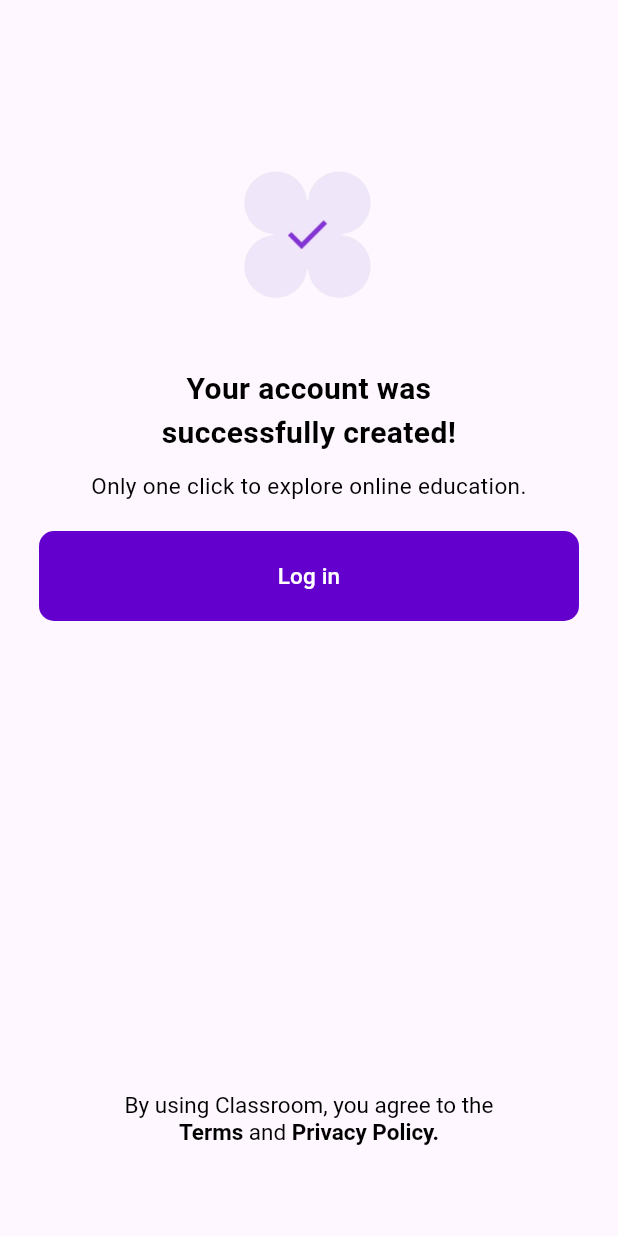
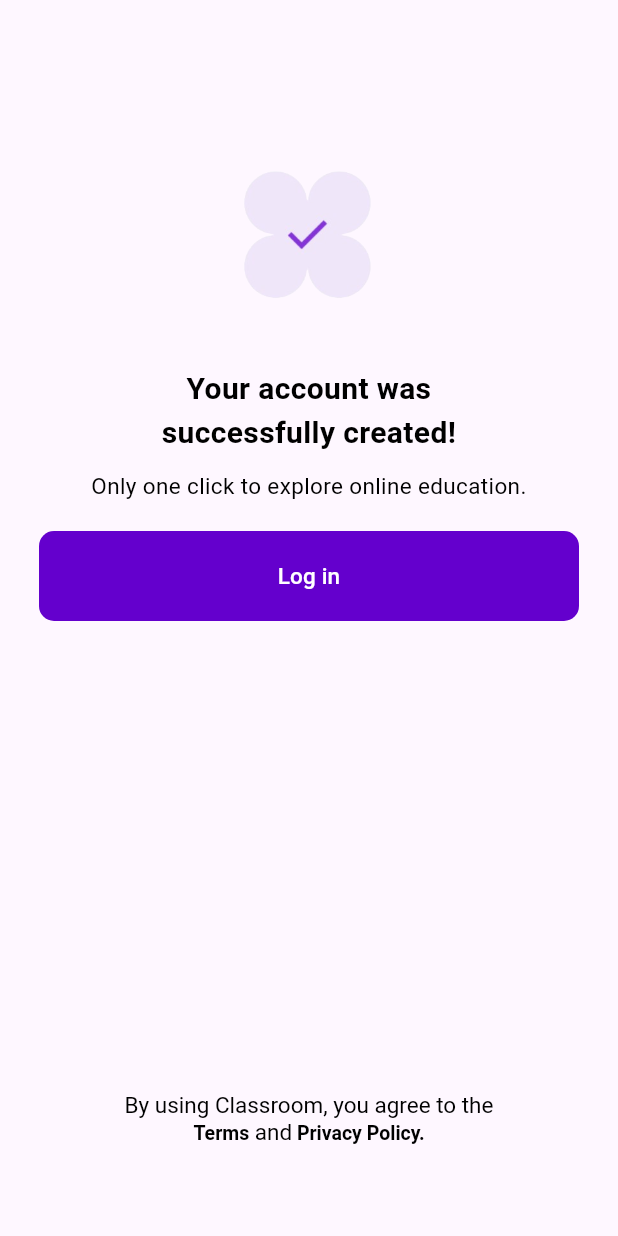
Before and after one commit to ybteo/classroom, a Flutter app: the accountCreated screen opened directly, on a phone screen of 412 x 824 dp. Run offline on Flutter 3.47's test engine with Material 3 defaults, Android fonts, the phone set to English and light mode, and no system bars; our stand-ins replace local_auth, pin_code_fields, step_progress_indicator; missing offline and left inert: local_auth_platform_interface; Roboto replaces fonts that are missing (Base Semibold, Captions Regular, Heading 1).

Commit message:
edit text

```diff
--- a/lib/const/text_style.dart
+++ b/lib/const/text_style.dart
@@ -60,7 +60,7 @@ final heading1 = TextStyle(
 );
 
 final heading2 = TextStyle(
-  fontSize: 15,
+  fontSize: 13,
   fontWeight: FontWeight.bold,
   fontFamily: 'Heading 2',
   color: Colors.black,
```
